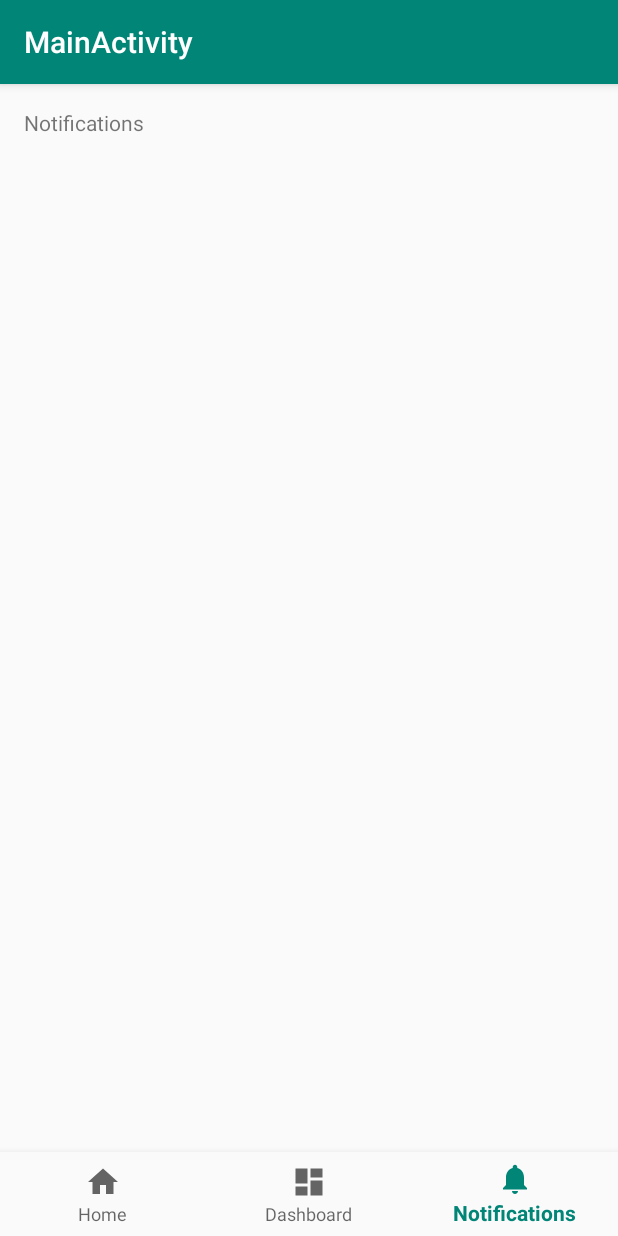
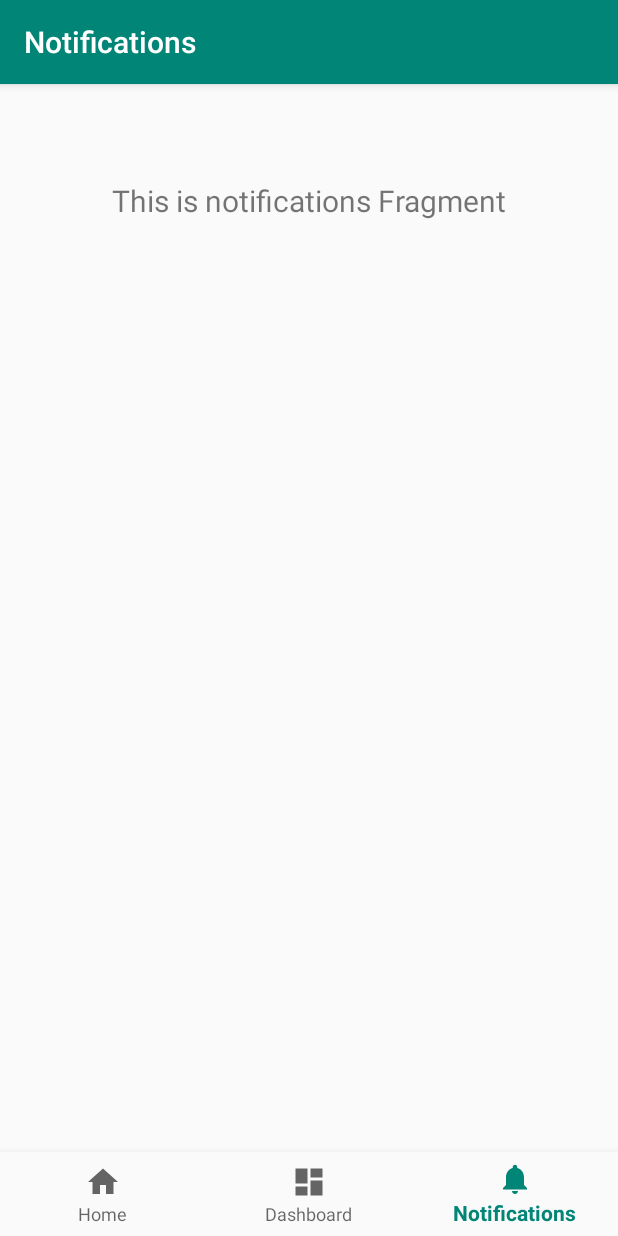
Before and after one commit to E-X-TRA/Cyclyx, an Android app: the screen it shows after launch (MainActivity), item 3 of the bottom bar chosen, on a phone screen of 412 x 824 dp. Run offline under Robolectric (Android 15) with nearby library versions, the phone set to English and light mode, and no system bars; our stand-ins replace navigation-ui.

Commit message:
Redo MainActivity

```diff
--- a/app/build.gradle
+++ b/app/build.gradle
@@ -32,6 +32,11 @@ dependencies {
     implementation 'androidx.core:core-ktx:1.0.2'
     implementation 'androidx.constraintlayout:constraintlayout:1.1.3'
     implementation 'com.google.android.material:material:1.0.0'
+    implementation 'androidx.navigation:navigation-fragment:2.0.0'
+    implementation 'androidx.navigation:navigation-ui:2.0.0'
+    implementation 'androidx.lifecycle:lifecycle-extensions:2.0.0'
+    implementation 'androidx.navigation:navigation-fragment-ktx:2.0.0'
+    implementation 'androidx.navigation:navigation-ui-ktx:2.0.0'
     testImplementation 'junit:junit:4.12'
     androidTestImplementation 'androidx.test:runner:1.2.0'
     androidTestImplementation 'androidx.test.espresso:espresso-core:3.2.0'
--- a/app/src/main/AndroidManifest.xml
+++ b/app/src/main/AndroidManifest.xml
@@ -1,6 +1,6 @@
 <?xml version="1.0" encoding="utf-8"?>
 <manifest xmlns:android="http://schemas.android.com/apk/res/android"
-          package="com.extra.cyclyx">
+        package="com.extra.cyclyx">
 
     <application
             android:allowBackup="true"
@@ -13,9 +13,9 @@
                 android:name=".MainActivity"
                 android:label="@string/title_activity_main">
             <intent-filter>
-                <action android:name="android.intent.action.MAIN"/>
+                <action android:name="android.intent.action.MAIN" />
 
-                <category android:name="android.intent.category.LAUNCHER"/>
+                <category android:name="android.intent.category.LAUNCHER" />
             </intent-filter>
         </activity>
     </application>
--- a/app/src/main/java/com/extra/cyclyx/MainActivity.kt
+++ b/app/src/main/java/com/extra/cyclyx/MainActivity.kt
@@ -3,35 +3,27 @@ package com.extra.cyclyx
 import android.os.Bundle
 import com.google.android.material.bottomnavigation.BottomNavigationView
 import androidx.appcompat.app.AppCompatActivity
-import android.widget.TextView
+import androidx.navigation.findNavController
+import androidx.navigation.ui.AppBarConfiguration
+import androidx.navigation.ui.setupActionBarWithNavController
+import androidx.navigation.ui.setupWithNavController
 
 class MainActivity : AppCompatActivity() {
-
-    private lateinit var textMessage: TextView
-    private val onNavigationItemSelectedListener = BottomNavigationView.OnNavigationItemSelectedListener { item ->
-        when (item.itemId) {
-            R.id.navigation_home -> {
-                textMessage.setText(R.string.title_home)
-                return@OnNavigationItemSelectedListener true
-            }
-            R.id.navigation_dashboard -> {
-                textMessage.setText(R.string.title_dashboard)
-                return@OnNavigationItemSelectedListener true
-            }
-            R.id.navigation_notifications -> {
-                textMessage.setText(R.string.title_notifications)
-                return@OnNavigationItemSelectedListener true
-            }
-        }
-        false
-    }
 
     override fun onCreate(savedInstanceState: Bundle?) {
         super.onCreate(savedInstanceState)
         setContentView(R.layout.activity_main)
         val navView: BottomNavigationView = findViewById(R.id.nav_view)
 
-        textMessage = findViewById(R.id.message)
-        navView.setOnNavigationItemSelectedListener(onNavigationItemSelectedListener)
+        val navController = findNavController(R.id.nav_host_fragment)
+        // Passing each menu ID as a set of Ids because each
+        // menu should be considered as top level destinations.
+        val appBarConfiguration = AppBarConfiguration(
+            setOf(
+                R.id.navigation_home, R.id.navigation_dashboard, R.id.navigation_notifications
+            )
+        )
+        setupActionBarWithNavController(navController, appBarConfiguration)
+        navView.setupWithNavController(navController)
     }
 }
--- /dev/null
+++ b/app/src/main/java/com/extra/cyclyx/ui/home/HomeFragment.kt
@@ -0,0 +1,31 @@
+package com.extra.cyclyx.ui.home
+
+import android.os.Bundle
+import android.view.LayoutInflater
+import android.view.View
+import android.view.ViewGroup
+import android.widget.TextView
+import androidx.fragment.app.Fragment
+import androidx.lifecycle.Observer
+import androidx.lifecycle.ViewModelProviders
+import com.extra.cyclyx.R
+
+class HomeFragment : Fragment() {
+
+    private lateinit var homeViewModel: HomeViewModel
+
+    override fun onCreateView(
+        inflater: LayoutInflater,
+        container: ViewGroup?,
+        savedInstanceState: Bundle?
+    ): View? {
+        homeViewModel =
+            ViewModelProviders.of(this).get(HomeViewModel::class.java)
+        val root = inflater.inflate(R.layout.fragment_home, container, false)
+        val textView: TextView = root.findViewById(R.id.text_home)
+        homeViewModel.text.observe(this, Observer {
+            textView.text = it
+        })
+        return root
+    }
+}
--- /dev/null
+++ b/app/src/main/java/com/extra/cyclyx/ui/home/HomeViewModel.kt
@@ -0,0 +1,13 @@
+package com.extra.cyclyx.ui.home
+
+import androidx.lifecycle.LiveData
+import androidx.lifecycle.MutableLiveData
+import androidx.lifecycle.ViewModel
+
+class HomeViewModel : ViewModel() {
+
+    private val _text = MutableLiveData<String>().apply {
+        value = "This is home Fragment"
+    }
+    val text: LiveData<String> = _text
+}
--- /dev/null
+++ b/app/src/main/java/com/extra/cyclyx/ui/notifications/NotificationsFragment.kt
@@ -0,0 +1,31 @@
+package com.extra.cyclyx.ui.notifications
+
+import android.os.Bundle
+import android.view.LayoutInflater
+import android.view.View
+import android.view.ViewGroup
+import android.widget.TextView
+import androidx.fragment.app.Fragment
+import androidx.lifecycle.Observer
+import androidx.lifecycle.ViewModelProviders
+import com.extra.cyclyx.R
+
+class NotificationsFragment : Fragment() {
+
+    private lateinit var notificationsViewModel: NotificationsViewModel
+
+    override fun onCreateView(
+        inflater: LayoutInflater,
+        container: ViewGroup?,
+        savedInstanceState: Bundle?
+    ): View? {
+        notificationsViewModel =
+            ViewModelProviders.of(this).get(NotificationsViewModel::class.java)
+        val root = inflater.inflate(R.layout.fragment_notifications, container, false)
+        val textView: TextView = root.findViewById(R.id.text_notifications)
+        notificationsViewModel.text.observe(this, Observer {
+            textView.text = it
+        })
+        return root
+    }
+}
--- /dev/null
+++ b/app/src/main/java/com/extra/cyclyx/ui/notifications/NotificationsViewModel.kt
@@ -0,0 +1,13 @@
+package com.extra.cyclyx.ui.notifications
+
+import androidx.lifecycle.LiveData
+import androidx.lifecycle.MutableLiveData
+import androidx.lifecycle.ViewModel
+
+class NotificationsViewModel : ViewModel() {
+
+    private val _text = MutableLiveData<String>().apply {
+        value = "This is notifications Fragment"
+    }
+    val text: LiveData<String> = _text
+}
--- a/app/src/main/res/layout/activity_main.xml
+++ b/app/src/main/res/layout/activity_main.xml
@@ -1,34 +1,33 @@
 <?xml version="1.0" encoding="utf-8"?>
-<androidx.constraintlayout.widget.ConstraintLayout
-        xmlns:android="http://schemas.android.com/apk/res/android"
+<androidx.constraintlayout.widget.ConstraintLayout xmlns:android="http://schemas.android.com/apk/res/android"
         xmlns:app="http://schemas.android.com/apk/res-auto"
-        xmlns:tools="http://schemas.android.com/tools"
         android:id="@+id/container"
         android:layout_width="match_parent"
         android:layout_height="match_parent"
-        tools:context=".MainActivity">
-
-    <TextView
-            android:id="@+id/message"
-            android:layout_width="wrap_content"
-            android:layout_height="wrap_content"
-            android:layout_marginStart="@dimen/activity_horizontal_margin"
-            android:layout_marginLeft="@dimen/activity_horizontal_margin"
-            android:layout_marginTop="@dimen/activity_vertical_margin"
-            android:text="@string/title_home"
-            app:layout_constraintLeft_toLeftOf="parent"
-            app:layout_constraintTop_toTopOf="parent"/>
+        android:paddingTop="?attr/actionBarSize">
 
     <com.google.android.material.bottomnavigation.BottomNavigationView
             android:id="@+id/nav_view"
             android:layout_width="0dp"
             android:layout_height="wrap_content"
+            android:layout_marginStart="0dp"
             android:layout_marginEnd="0dp"
-            android:layout_marginStart="0dp"
             android:background="?android:attr/windowBackground"
             app:layout_constraintBottom_toBottomOf="parent"
             app:layout_constraintLeft_toLeftOf="parent"
             app:layout_constraintRight_toRightOf="parent"
-            app:menu="@menu/bottom_nav_menu"/>
+            app:menu="@menu/bottom_nav_menu" />
+
+    <fragment
+            android:id="@+id/nav_host_fragment"
+            android:name="androidx.navigation.fragment.NavHostFragment"
+            android:layout_width="match_parent"
+            android:layout_height="match_parent"
+            app:defaultNavHost="true"
+            app:layout_constraintBottom_toTopOf="@id/nav_view"
+            app:layout_constraintLeft_toLeftOf="parent"
+            app:layout_constraintRight_toRightOf="parent"
+            app:layout_constraintTop_toTopOf="parent"
+            app:navGraph="@navigation/mobile_navigation" />
 
 </androidx.constraintlayout.widget.ConstraintLayout>
--- /dev/null
+++ b/app/src/main/res/layout/fragment_notifications.xml
@@ -0,0 +1,19 @@
+<?xml version="1.0" encoding="utf-8"?>
+<androidx.constraintlayout.widget.ConstraintLayout xmlns:android="http://schemas.android.com/apk/res/android"
+        xmlns:app="http://schemas.android.com/apk/res-auto"
+        android:layout_width="match_parent"
+        android:layout_height="match_parent">
+
+    <TextView
+            android:id="@+id/text_notifications"
+            android:layout_width="match_parent"
+            android:layout_height="wrap_content"
+            android:layout_marginStart="8dp"
+            android:layout_marginTop="8dp"
+            android:layout_marginEnd="8dp"
+            android:textAlignment="center"
+            android:textSize="20sp"
+            app:layout_constraintEnd_toEndOf="parent"
+            app:layout_constraintStart_toStartOf="parent"
+            app:layout_constraintTop_toTopOf="parent" />
+</androidx.constraintlayout.widget.ConstraintLayout>
--- /dev/null
+++ b/app/src/main/res/navigation/mobile_navigation.xml
@@ -0,0 +1,25 @@
+<?xml version="1.0" encoding="utf-8"?>
+<navigation xmlns:android="http://schemas.android.com/apk/res/android"
+        xmlns:app="http://schemas.android.com/apk/res-auto"
+        xmlns:tools="http://schemas.android.com/tools"
+        android:id="@+id/mobile_navigation"
+        app:startDestination="@+id/navigation_home">
+
+    <fragment
+            android:id="@+id/navigation_home"
+            android:name="com.extra.cyclyx.ui.home.HomeFragment"
+            android:label="@string/title_home"
+            tools:layout="@layout/fragment_home" />
+
+    <fragment
+            android:id="@+id/navigation_dashboard"
+            android:name="com.extra.cyclyx.ui.dashboard.DashboardFragment"
+            android:label="@string/title_dashboard"
+            tools:layout="@layout/fragment_dashboard" />
+
+    <fragment
+            android:id="@+id/navigation_notifications"
+            android:name="com.extra.cyclyx.ui.notifications.NotificationsFragment"
+            android:label="@string/title_notifications"
+            tools:layout="@layout/fragment_notifications" />
+</navigation>
```
Also changed, not shown: app/src/main/java/com/extra/cyclyx/ui/dashboard/DashboardFragment.kt (added, +31 -0 lines), app/src/main/java/com/extra/cyclyx/ui/dashboard/DashboardViewModel.kt (added, +13 -0 lines), app/src/main/res/layout/fragment_dashboard.xml (added, +19 -0 lines), app/src/main/res/layout/fragment_home.xml (added, +19 -0 lines).
